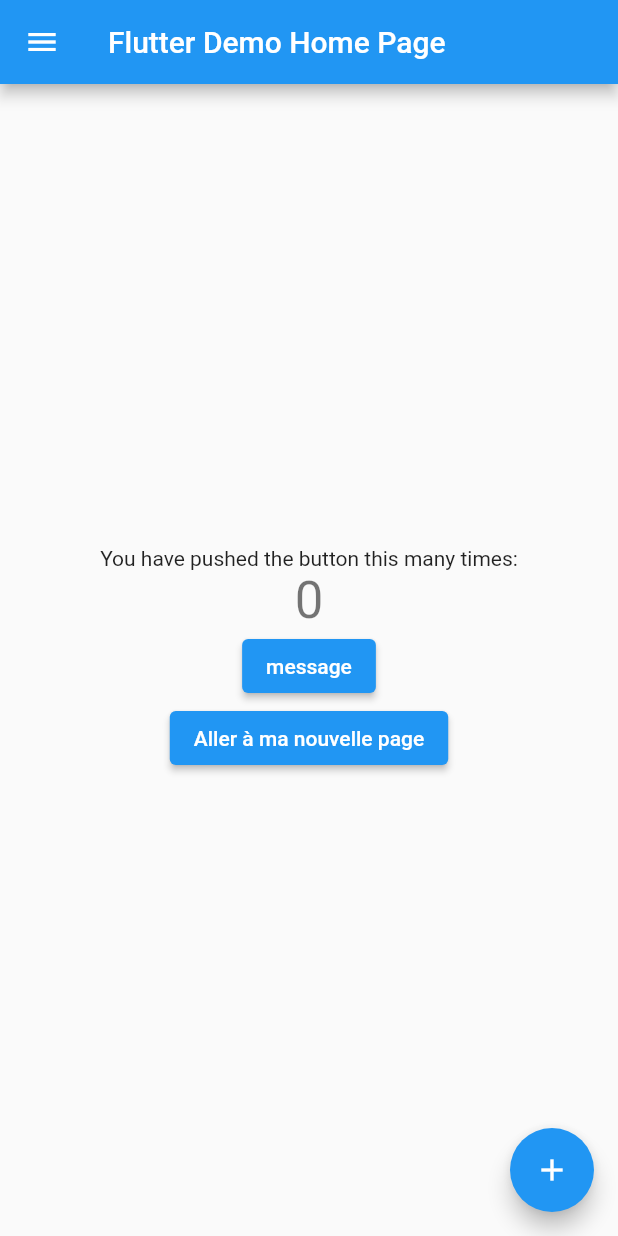
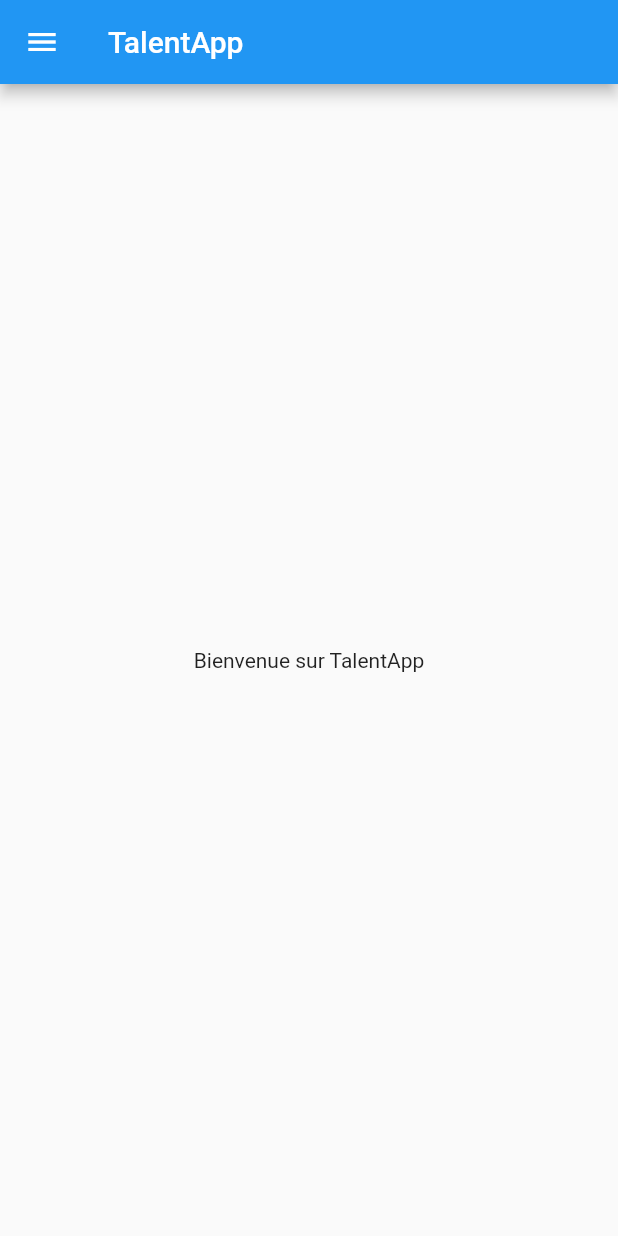
Before and after one commit to CorentinTalour/TalentApp, a Flutter app: the screen it shows after launch, on a phone screen of 412 x 824 dp. Run offline on Flutter 3.47's test engine with Material 2 defaults, Android fonts, the phone set to English and light mode, and no system bars.

Commit message:
Correction bug

```diff
--- a/lib/accueil.dart
+++ b/lib/accueil.dart
@@ -48,7 +48,7 @@ class MyHomePage extends StatelessWidget {
             onPressed: () {
               Navigator.push(
                 context,
-                MaterialPageRoute(builder: (context) => MyPage()),
+                MaterialPageRoute(builder: (context) => Employe()),
               );
             },
             child: Text('Saisie employer'),
--- a/lib/employe.dart
+++ b/lib/employe.dart
@@ -1,11 +1,11 @@
 import 'package:flutter/material.dart';
 
-class MyPage extends StatefulWidget {
+class Employe extends StatefulWidget {
   @override
   _MyPageState createState() => _MyPageState();
 }
 
-class _MyPageState extends State<MyPage> {
+class _MyPageState extends State<Employe> {
   final TextEditingController _nameController = TextEditingController();
   final TextEditingController _lastNameController = TextEditingController();
   final TextEditingController _skillsController = TextEditingController();
--- a/lib/main.dart
+++ b/lib/main.dart
@@ -1,7 +1,10 @@
 import 'package:flutter/material.dart';
+import 'package:flutter/rendering.dart';
 import 'package:untitled/accueil.dart';
+import 'package:untitled/employe.dart';
 import 'package:untitled/entreprise.dart';
 import 'package:untitled/login.dart';
+import 'package:untitled/myappbar.dart';
 import 'package:untitled/tollbar.dart';
 
 void main() {
@@ -52,19 +55,6 @@ class MyHomePage extends StatefulWidget {
 }
 
 class _MyHomePageState extends State<MyHomePage> {
-  int _counter = 0;
-
-
-  void _incrementCounter() {
-    setState(() {
-      // This call to setState tells the Flutter framework that something has
-      // changed in this State, which causes it to rerun the build method below
-      // so that the display can reflect the updated values. If we changed
-      // _counter without calling setState(), then the build method would not be
-      // called again, and so nothing would appear to happen.
-      _counter++;
-    });
-  }
 
   @override
   Widget build(BuildContext context) {
@@ -78,7 +68,7 @@ class _MyHomePageState extends State<MyHomePage> {
       appBar: AppBar(
         // Here we take the value from the MyHomePage object that was created by
         // the App.build method, and use it to set our appbar title.
-        title: Text(widget.title),
+        title: Text("TalentApp"),
       ),
       body: Center(
         // Center is a layout widget. It takes a single child and positions it
@@ -100,19 +90,9 @@ class _MyHomePageState extends State<MyHomePage> {
           // horizontal).
           mainAxisAlignment: MainAxisAlignment.center,
           children: <Widget>[
-            const Text(
-              'You have pushed the button this many times:',
-            ),
-            Text(
-              '$_counter',
-              style: Theme.of(context).textTheme.headlineMedium,
-            ),
-            ElevatedButton(
-              onPressed: () {
-                print('button pressed!');
-              },
-              child: Text('message'),
-            ),
+            Text("Bienvenue sur TalentApp"),
+
+            /*
             ElevatedButton(
               onPressed: () {
                 Navigator.push(
@@ -122,7 +102,7 @@ class _MyHomePageState extends State<MyHomePage> {
               },
               child: Text('Aller à ma nouvelle page'),
             ),
-
+            */
           ],
 
         ),
@@ -130,11 +110,6 @@ class _MyHomePageState extends State<MyHomePage> {
       ),
 
 
-      floatingActionButton: FloatingActionButton(
-        onPressed: _incrementCounter,
-        tooltip: 'Increment',
-        child: const Icon(Icons.add),
-      ), // This trailing comma makes auto-formatting nicer for build methods.
       drawer: Drawer(
         // Add a ListView to the drawer. This ensures the user can scroll
         // through the options in the drawer if there isn't enough vertical
@@ -159,7 +134,7 @@ class _MyHomePageState extends State<MyHomePage> {
                 // Then close the drawer
                 Navigator.push(
                   context,
-                  MaterialPageRoute(builder: (context) => MyApp()),
+                  MaterialPageRoute(builder: (context) => MyHomePage(title: "TalentApp")),
                 );              },
             ),
 
@@ -189,7 +164,14 @@ class _MyHomePageState extends State<MyHomePage> {
             ListTile(
               leading: Icon(Icons.group),
               title: Text('Employer'),
-
+              onTap: () {
+                // Update the state of the app
+                // ...
+                // Then close the drawer
+                Navigator.push(
+                  context,
+                  MaterialPageRoute(builder: (context) => Employe()),
+                );              },
             ),
             ListTile(
               leading: Icon(Icons.settings),
```
